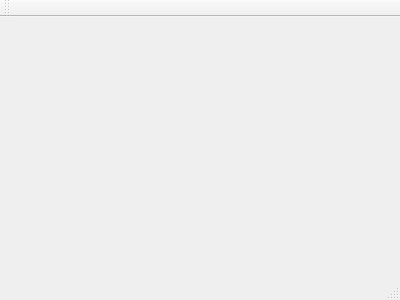
The window that mainwindow.ui (sbabadag/Steel_Report) describes before a commit, drawn with Qt 5.
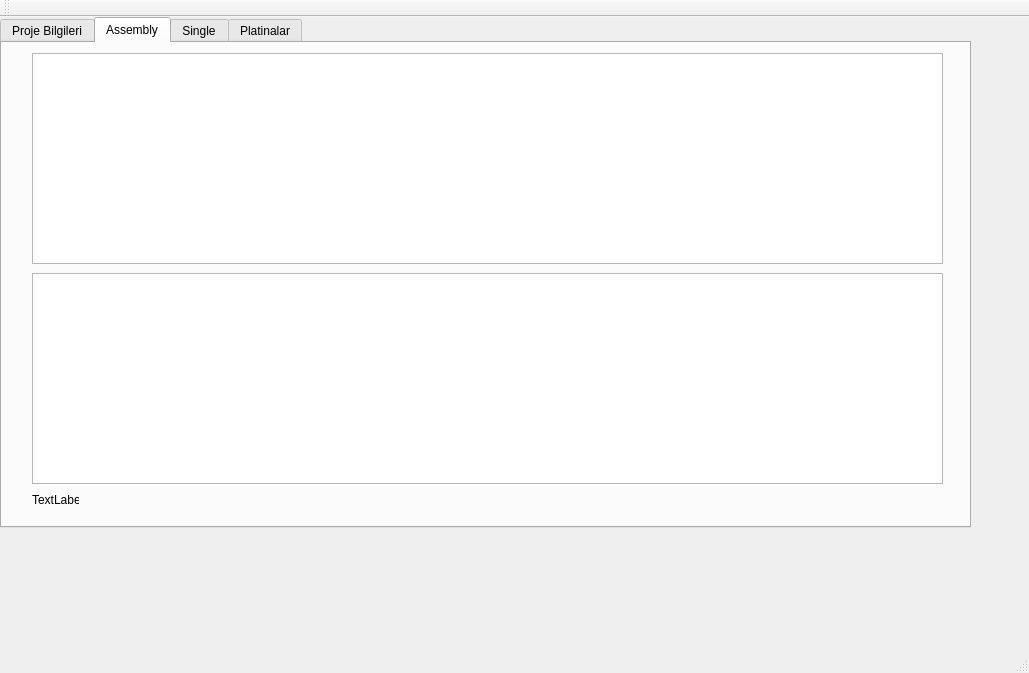
The same window after the commit.

Diff of the .ui file:
```diff
--- a/mainwindow.ui
+++ b/mainwindow.ui
@@ -1,24 +1,139 @@
 <ui version="4.0">
  <class>MainWindow</class>
- <widget class="QMainWindow" name="MainWindow" >
-  <property name="geometry" >
+ <widget class="QMainWindow" name="MainWindow">
+  <property name="geometry">
    <rect>
     <x>0</x>
     <y>0</y>
-    <width>400</width>
-    <height>300</height>
+    <width>1029</width>
+    <height>673</height>
    </rect>
   </property>
   <property name="windowTitle" >
    <string>MainWindow</string>
   </property>
-  <widget class="QMenuBar" name="menuBar" />
-  <widget class="QToolBar" name="mainToolBar" />
-  <widget class="QWidget" name="centralWidget" />
-  <widget class="QStatusBar" name="statusBar" />
+  <widget class="QWidget" name="centralWidget">
+   <widget class="QTabWidget" name="tabWidget">
+    <property name="geometry">
+     <rect>
+      <x>0</x>
+      <y>0</y>
+      <width>971</width>
+      <height>511</height>
+     </rect>
+    </property>
+    <property name="currentIndex">
+     <number>1</number>
+    </property>
+    <widget class="QWidget" name="tab">
+     <attribute name="title">
+      <string>Proje Bilgileri</string>
+     </attribute>
+     <widget class="QTableView" name="tableView">
+      <property name="geometry">
+       <rect>
+        <x>10</x>
+        <y>10</y>
+        <width>931</width>
+        <height>421</height>
+       </rect>
+      </property>
+     </widget>
+     <widget class="QPushButton" name="pushButton">
+      <property name="geometry">
+       <rect>
+        <x>20</x>
+        <y>440</y>
+        <width>80</width>
+        <height>21</height>
+       </rect>
+      </property>
+      <property name="text">
+       <string>PushButton</string>
+      </property>
+     </widget>
+    </widget>
+    <widget class="QWidget" name="tab_2">
+     <attribute name="title">
+      <string>Assembly</string>
+     </attribute>
+     <widget class="QTableView" name="tableView_2">
+      <property name="geometry">
+       <rect>
+        <x>30</x>
+        <y>10</y>
+        <width>911</width>
+        <height>211</height>
+       </rect>
+      </property>
+     </widget>
+     <widget class="QTableView" name="tableView_3">
+      <property name="geometry">
+       <rect>
+        <x>30</x>
+        <y>230</y>
+        <width>911</width>
+        <height>211</height>
+       </rect>
+      </property>
+     </widget>
+     <widget class="QLabel" name="label">
+      <property name="geometry">
+       <rect>
+        <x>30</x>
+        <y>450</y>
+        <width>47</width>
+        <height>13</height>
+       </rect>
+      </property>
+      <property name="text">
+       <string>TextLabel</string>
+      </property>
+     </widget>
+    </widget>
+    <widget class="QWidget" name="tab_3">
+     <attribute name="title">
+      <string>Single</string>
+     </attribute>
+    </widget>
+    <widget class="QWidget" name="tab_4">
+     <attribute name="title">
+      <string>Platinalar</string>
+     </attribute>
+     <widget class="QTableView" name="tableView_4">
+      <property name="geometry">
+       <rect>
+        <x>10</x>
+        <y>10</y>
+        <width>931</width>
+        <height>461</height>
+       </rect>
+      </property>
+     </widget>
+    </widget>
+   </widget>
+  </widget>
+  <widget class="QMenuBar" name="menuBar">
+   <property name="geometry">
+    <rect>
+     <x>0</x>
+     <y>0</y>
+     <width>1029</width>
+     <height>20</height>
+    </rect>
+   </property>
+  </widget>
+  <widget class="QToolBar" name="mainToolBar">
+   <attribute name="toolBarArea">
+    <enum>TopToolBarArea</enum>
+   </attribute>
+   <attribute name="toolBarBreak">
+    <bool>false</bool>
+   </attribute>
+  </widget>
+  <widget class="QStatusBar" name="statusBar"/>
  </widget>
- <layoutDefault spacing="6" margin="11" />
- <pixmapfunction></pixmapfunction>
+ <layoutdefault spacing="6" margin="11"/>
  <resources/>
  <connections/>
 </ui>
```
Left out of the diff: 3 changed lines with no effect on the pictures.
